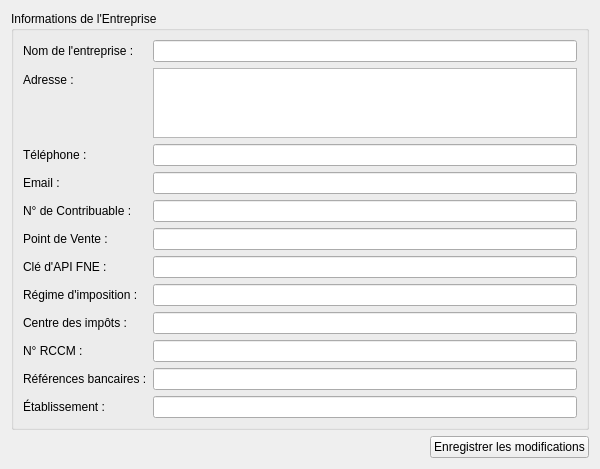
Old version of the form facturation_ci/ui/settings.ui in the repository otchoumouAng/fne2.
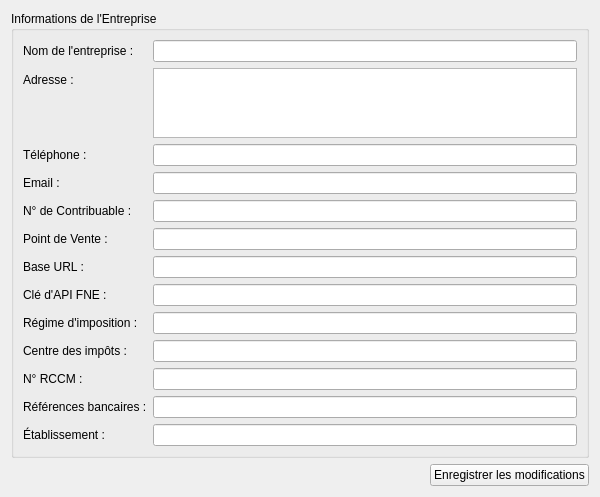
New version of the form.

Commit message:
feat: Add Base URL to Company Settings
- Modify `setup_database.py` to add `base_url` to `company_info` table schema.
- Update `facturation_ci/models/company.py` to handle `base_url` in CRUD operations.
- Update `facturation_ci/settings.py` to include `base_url` in load/save logic.
- Update `facturation_ci/ui/settings.ui` to add Base URL input field before API Key.
- Verified that `facturation_ci/templates/invoice.html` correctly displays Client NCC (from previous task context).

The edit to the form file:
```diff
--- a/facturation_ci/ui/settings.ui
+++ b/facturation_ci/ui/settings.ui
@@ -81,13 +81,23 @@
        <widget class="QLineEdit" name="pos_edit"/>
       </item>
       <item row="6" column="0">
+       <widget class="QLabel" name="label_base_url">
+        <property name="text">
+         <string>Base URL :</string>
+        </property>
+       </widget>
+      </item>
+      <item row="6" column="1">
+       <widget class="QLineEdit" name="base_url_edit"/>
+      </item>
+      <item row="7" column="0">
        <widget class="QLabel" name="label_fne_api_key">
         <property name="text">
          <string>Clé d'API FNE :</string>
         </property>
        </widget>
       </item>
-      <item row="6" column="1">
+      <item row="7" column="1">
        <widget class="QLineEdit" name="fne_api_key_edit">
         <property name="echoMode">
          <enum>QLineEdit::Password</enum>
@@ -95,54 +105,54 @@
        </widget>
       </item>
 
-      <item row="7" column="0">
+      <item row="8" column="0">
        <widget class="QLabel" name="label_tax_regime">
         <property name="text">
          <string>Régime d'imposition :</string>
         </property>
        </widget>
       </item>
-      <item row="7" column="1">
+      <item row="8" column="1">
        <widget class="QLineEdit" name="tax_regime_edit"/>
       </item>
-      <item row="8" column="0">
+      <item row="9" column="0">
        <widget class="QLabel" name="label_tax_office">
         <property name="text">
          <string>Centre des impôts :</string>
         </property>
        </widget>
       </item>
-      <item row="8" column="1">
+      <item row="9" column="1">
        <widget class="QLineEdit" name="tax_office_edit"/>
       </item>
-      <item row="9" column="0">
+      <item row="10" column="0">
        <widget class="QLabel" name="label_rccm">
         <property name="text">
          <string>N° RCCM :</string>
         </property>
        </widget>
       </item>
-      <item row="9" column="1">
+      <item row="10" column="1">
        <widget class="QLineEdit" name="rccm_edit"/>
       </item>
-      <item row="10" column="0">
+      <item row="11" column="0">
        <widget class="QLabel" name="label_bank_details">
         <property name="text">
          <string>Références bancaires :</string>
         </property>
        </widget>
       </item>
-      <item row="10" column="1">
+      <item row="11" column="1">
        <widget class="QLineEdit" name="bank_details_edit"/>
       </item>
-      <item row="11" column="0">
+      <item row="12" column="0">
        <widget class="QLabel" name="label_establishment">
         <property name="text">
          <string>Établissement :</string>
         </property>
        </widget>
       </item>
-      <item row="11" column="1">
+      <item row="12" column="1">
        <widget class="QLineEdit" name="establishment_edit"/>
       </item>
       </layout>
```
The commit also changes 3 other files.
